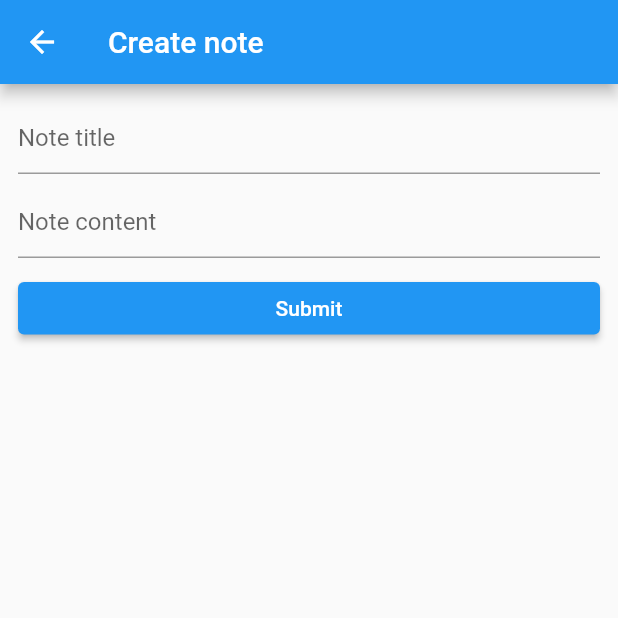
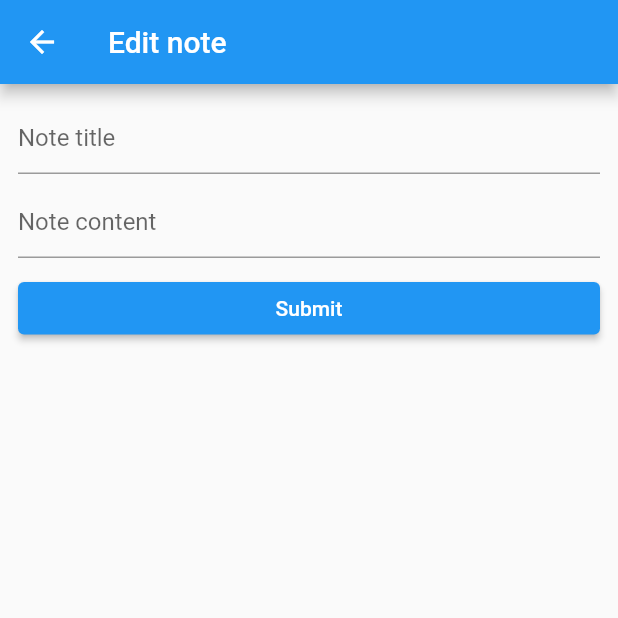
Before and after one commit to kiantwo/notes_api, a Flutter app: the screen it shows after launch, after a tap on "Note 1", on a phone screen of 412 x 824 dp, the top half of it. Run offline on Flutter 3.47's test engine with Material 2 defaults, Android fonts, the phone set to English and light mode, and no system bars.

Commit message:
Implement responsive Note Modify AppBar Text

```diff
--- a/lib/views/note_list.dart
+++ b/lib/views/note_list.dart
@@ -59,7 +59,7 @@ class NoteList extends StatelessWidget {
             onTap: () {
               Navigator.of(context).push(
                 MaterialPageRoute(
-                  builder: (_) => const NoteModify(),
+                  builder: (_) => NoteModify(noteID: notes[index].noteID!),
                 ),
               );
             },
--- a/lib/views/note_modify.dart
+++ b/lib/views/note_modify.dart
@@ -1,12 +1,13 @@
 import 'package:flutter/material.dart';
 
 class NoteModify extends StatelessWidget {
-  const NoteModify({Key? key}) : super(key: key);
+  const NoteModify({Key? key, this.noteID}) : super(key: key);
+  final String? noteID;
 
   @override
   Widget build(BuildContext context) {
     return Scaffold(
-      appBar: AppBar(title: const Text('Create note')),
+      appBar: AppBar(title: Text(noteID == null ? 'Create note' : 'Edit note')),
       body: Padding(
         padding: const EdgeInsets.all(12.0),
         child: Column(
```
